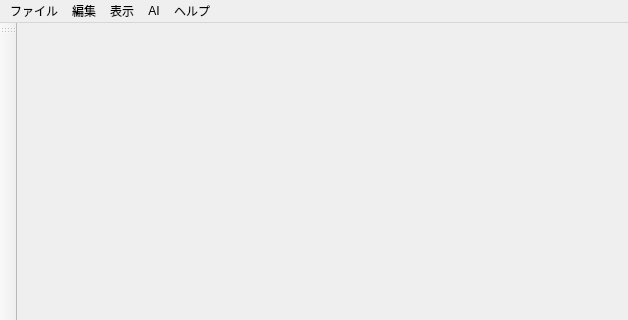
Before: the Qt Designer form ui/main_window.ui in Ikumyon/PDX-Mod-Studio, drawn with Qt 5; both pictures show x 0 to 628 and y 0 to 320 of the 628 by 553 pixel window.
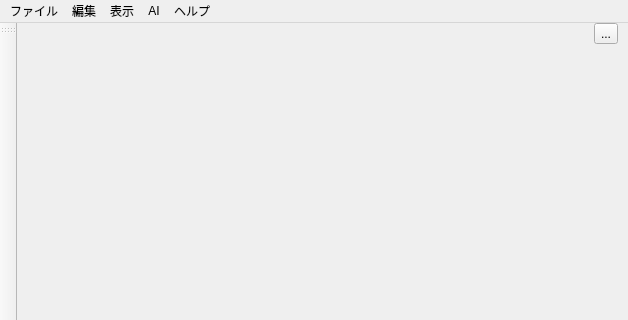
After: the same form once the commit is applied.

Commit message: Add editor mode selector button

```diff
--- a/ui/main_window.ui
+++ b/ui/main_window.ui
@@ -14,9 +14,9 @@
    <string>PDX MOD Studio</string>
   </property>
   <widget class="QWidget" name="centralwidget">
-   <layout class="QHBoxLayout" name="horizontalLayout">
+   <layout class="QVBoxLayout" name="verticalLayout_main">
     <property name="spacing">
-     <number>6</number>
+     <number>0</number>
     </property>
     <property name="leftMargin">
      <number>0</number>
@@ -31,12 +31,78 @@
      <number>0</number>
     </property>
     <item>
-     <widget class="QTabWidget" name="editorTabs">
-      <property name="documentMode">
-       <bool>true</bool>
+     <layout class="QHBoxLayout" name="tabBarLayout">
+      <property name="spacing">
+       <number>0</number>
       </property>
-      <property name="tabsClosable">
-       <bool>true</bool>
+      <item>
+       <widget class="QWidget" name="editorTabBarContainer" native="true">
+        <layout class="QHBoxLayout" name="editorTabBarLayout">
+         <property name="spacing">
+          <number>0</number>
+         </property>
+         <property name="leftMargin">
+          <number>0</number>
+         </property>
+         <property name="topMargin">
+          <number>0</number>
+         </property>
+         <property name="rightMargin">
+          <number>0</number>
+         </property>
+         <property name="bottomMargin">
+          <number>0</number>
+         </property>
+        </layout>
+       </widget>
+      </item>
+      <item>
+       <spacer name="horizontalSpacer">
+        <property name="orientation">
+         <enum>Qt::Orientation::Horizontal</enum>
+        </property>
+        <property name="sizeHint" stdset="0">
+         <size>
+          <width>40</width>
+          <height>20</height>
+         </size>
+        </property>
+       </spacer>
+      </item>
+      <item>
+       <widget class="QWidget" name="tabCornerContainer" native="true">
+        <layout class="QHBoxLayout" name="cornerLayout">
+         <property name="spacing">
+          <number>6</number>
+         </property>
+         <property name="leftMargin">
+          <number>0</number>
+         </property>
+         <property name="topMargin">
+          <number>0</number>
+         </property>
+         <property name="rightMargin">
+          <number>10</number>
+         </property>
+         <property name="bottomMargin">
+          <number>0</number>
+         </property>
+         <item>
+          <widget class="QToolButton" name="modeSelectorButton">
+           <property name="text">
+            <string>...</string>
+           </property>
+          </widget>
+         </item>
+        </layout>
+       </widget>
+      </item>
+     </layout>
+    </item>
+    <item>
+     <widget class="QStackedWidget" name="editorStackedWidget">
+      <property name="currentIndex">
+       <number>-1</number>
       </property>
      </widget>
     </item>
```
The commit also changes 2 other files.
